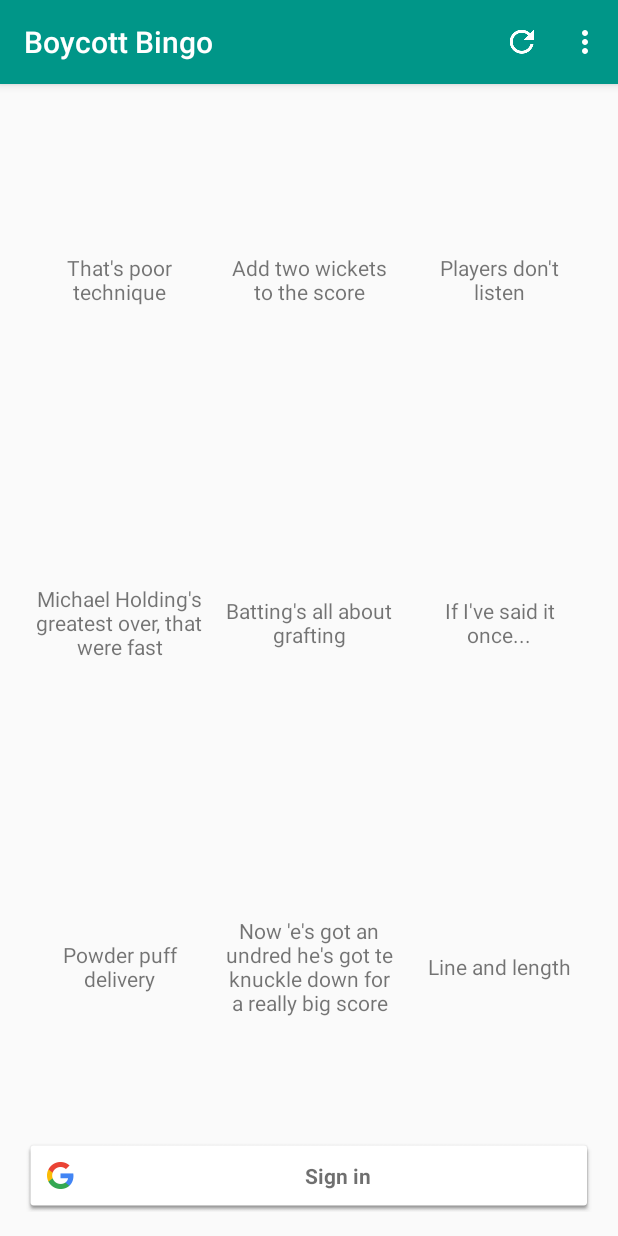
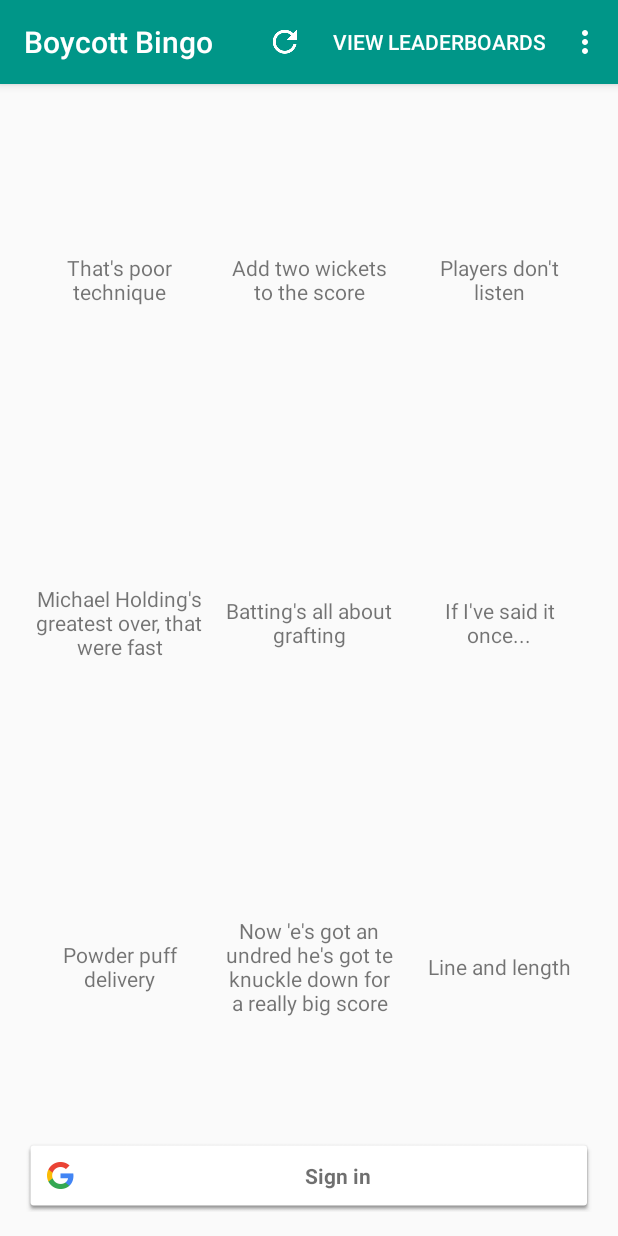
Before and after one commit to esteluk/boycott-bingo, an Android app: the screen it shows after launch (MainActivity), after a tap on "Refresh", on a phone screen of 412 x 824 dp. Run offline under Robolectric (Android 15) with nearby library versions, the phone set to English and light mode, and no system bars; 2 statements that could not run were skipped.

Commit message:
Move leaderboards button to the options menu

```diff
--- a/BoycottBingo/src/main/java/uk/co/nathanwong/boycottbingo/MainActivity.java
+++ b/BoycottBingo/src/main/java/uk/co/nathanwong/boycottbingo/MainActivity.java
@@ -109,14 +109,26 @@ public class MainActivity extends AppCompatActivity implements GoogleApiClient.C
     }
 
     @Override
+    public boolean onPrepareOptionsMenu(Menu menu) {
+        menu.findItem(R.id.action_logout).setVisible(isSignedIn());
+        return super.onPrepareOptionsMenu(menu);
+    }
+
+    @Override
     public boolean onOptionsItemSelected(MenuItem item) {
 
         switch(item.getItemId()) {
             case R.id.action_refresh:
                 onRefreshButtonPress(item);
                 return true;
+            case R.id.action_leaderboard:
+                openLeaderboard();
+                return true;
             case R.id.action_about:
                 openAbout();
+                return true;
+            case R.id.action_logout:
+                Games.signOut(mGoogleApiClient);
                 return true;
             default:
                 return false;
@@ -140,6 +152,10 @@ public class MainActivity extends AppCompatActivity implements GoogleApiClient.C
     private void openAbout() {
         Intent intent = new Intent(this, AboutActivity.class);
         startActivity(intent);
+    }
+
+    private void openLeaderboard() {
+        startActivityForResult(Games.Leaderboards.getLeaderboardIntent(mGoogleApiClient, getString(R.string.leaderboard_id)), 12345);
     }
 
     public boolean onRefreshButtonPress(MenuItem item) {
@@ -246,7 +262,7 @@ public class MainActivity extends AppCompatActivity implements GoogleApiClient.C
             mSignInClicked = true;
             mGoogleApiClient.connect();
         } else if (view.getId() == R.id.main_leaderboard) {
-            startActivityForResult(Games.Leaderboards.getLeaderboardIntent(mGoogleApiClient, getString(R.string.leaderboard_id)), 12345);
+            openLeaderboard();
         }
     }
 
@@ -254,7 +270,8 @@ public class MainActivity extends AppCompatActivity implements GoogleApiClient.C
     public void onConnected(Bundle bundle) {
         // The player is signed in
         findViewById(R.id.main_signin).setVisibility(View.GONE);
-        findViewById(R.id.main_leaderboard).setVisibility(View.VISIBLE);
+//        findViewById(R.id.main_leaderboard).setVisibility(View.VISIBLE);
+        supportInvalidateOptionsMenu();
     }
 
     @Override
--- a/BoycottBingo/src/main/res/menu/main.xml
+++ b/BoycottBingo/src/main/res/menu/main.xml
@@ -4,8 +4,16 @@
           android:title="@string/menu_refresh"
           android:icon="@drawable/ic_refresh"
           app:showAsAction="ifRoom" />
+    <item android:id="@+id/action_leaderboard"
+        android:title="@string/main_leaderboard"
+        android:orderInCategory="100"
+        app:showAsAction="ifRoom" />
     <item android:id="@+id/action_about"
           android:title="@string/menu_about"
           android:orderInCategory="200"
           app:showAsAction="never" />
+    <item android:id="@+id/action_logout"
+        android:title="@string/menu_logout"
+        android:orderInCategory="900"
+        app:showAsAction="never" />
 </menu>
--- a/BoycottBingo/src/main/res/values/strings.xml
+++ b/BoycottBingo/src/main/res/values/strings.xml
@@ -27,6 +27,7 @@
     <string name="about_credit">Original Boycott Bingo developed by Graham Bleach at http://boycott.gdb.me/</string>
     <string name="about_credit_logo">Logo LGPL - https://commons.wikimedia.org/wiki/File:Cricket_current_event.svg</string>
     <string name="about_credit_source">This app: http://github.com/esteluk/boycott-bingo/</string>
+    <string name="menu_logout">Logout</string>
 
     <string-array name="boycottisms">
         <item>Corridor of uncertainty</item>
--- a/build.gradle
+++ b/build.gradle
@@ -23,8 +23,8 @@ allprojects {
         android_version = '23'
         android_min_sdk_version = 16
 
-        appcompat_library_version = '23.0.+'
-        support_library_version = '23.0.+'
+        appcompat_library_version = '23.0.1'
+        support_library_version = '23.0.1'
         gms_library_version = '7.8+'
     }
 }
```
Also changed, not shown: 1 other file.
